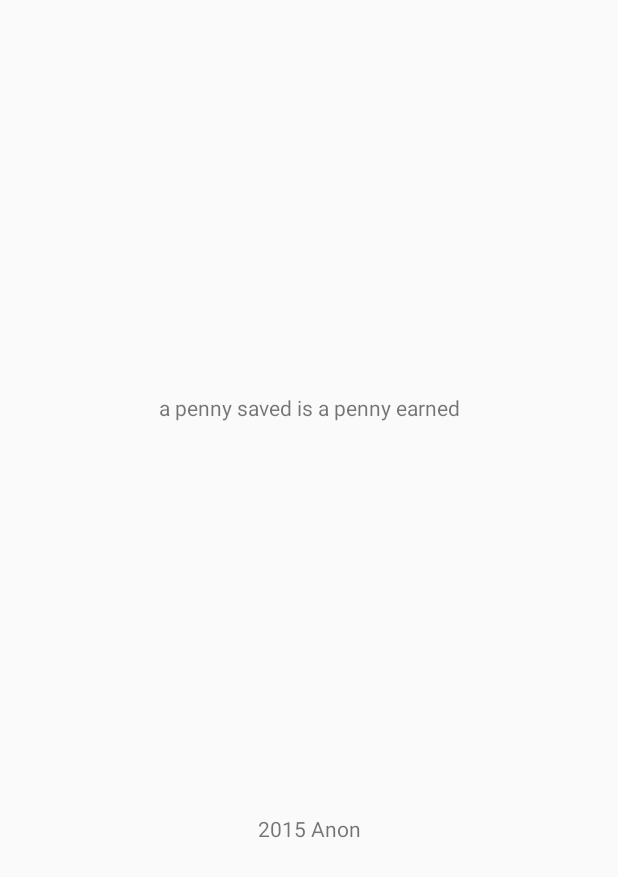
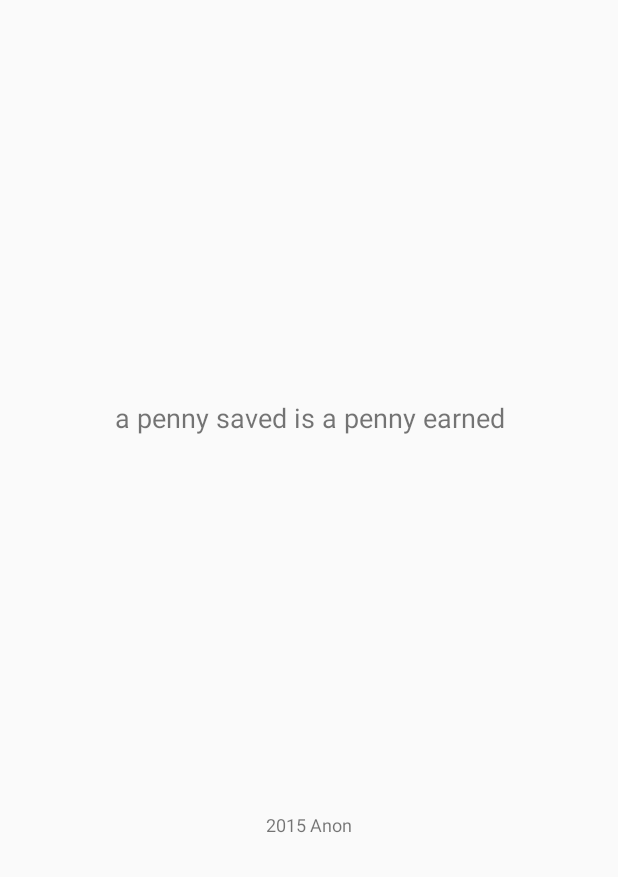
Before and after one commit to lakivisi-zz/fortuner, an Android app: the screen it shows after launch (MainActivity), on a phone screen of 412 x 824 dp. Shown: the top 877 px of the screen. Run offline under Robolectric (Android 15) with nearby library versions, the phone set to English and light mode, and no system bars; our stand-ins replace Dagger/Hilt's generated code, data binding; 3 statements that could not run were skipped.

```diff
--- a/app/src/main/java/com/andia/loice/fortuner/view/MainActivity.java
+++ b/app/src/main/java/com/andia/loice/fortuner/view/MainActivity.java
@@ -26,7 +26,6 @@ public class MainActivity extends DaggerAppCompatActivity {
     ActivityMainBinding activityMainBinding;
     ContentMainBinding contentMainBinding;
 
-
     private FortuneViewModel fortuneViewModel;
     @Inject
     ViewModelProvider.Factory viewModelFactory;
@@ -39,6 +38,7 @@ public class MainActivity extends DaggerAppCompatActivity {
 
     @Override
     protected void onCreate(Bundle savedInstanceState) {
+
         super.onCreate(savedInstanceState);
 
         activityMainBinding = DataBindingUtil.setContentView(this, R.layout.activity_main);
@@ -48,7 +48,7 @@ public class MainActivity extends DaggerAppCompatActivity {
         writerText = contentMainBinding.writerInfo;
         fab = activityMainBinding.fab;
 
-        setSupportActionBar(toolbar);
+//        setSupportActionBar(toolbar);
 
         fortuneViewModel = ViewModelProviders.of(this, viewModelFactory).get(FortuneViewModel.class);
 
--- a/app/src/main/res/layout/content_main.xml
+++ b/app/src/main/res/layout/content_main.xml
@@ -6,15 +6,18 @@
     <android.support.constraint.ConstraintLayout
         android:layout_width="match_parent"
         android:layout_height="match_parent"
+        android:layout_margin="15dp"
         app:layout_behavior="@string/appbar_scrolling_view_behavior"
         tools:context=".view.MainActivity"
         tools:showIn="@layout/activity_main">
 
         <TextView
             android:id="@+id/fortune_text"
-            android:layout_width="wrap_content"
+            android:layout_width="match_parent"
             android:layout_height="wrap_content"
+            android:gravity="center"
             android:text="@string/default_fortune"
+            android:textSize="18dp"
             app:layout_constraintBottom_toTopOf="@id/writer_info"
             app:layout_constraintLeft_toLeftOf="parent"
             app:layout_constraintRight_toRightOf="parent"
@@ -22,9 +25,11 @@
 
         <TextView
             android:id="@+id/writer_info"
-            android:layout_width="wrap_content"
+            android:layout_width="match_parent"
             android:layout_height="wrap_content"
+            android:gravity="center"
             android:text="@string/default_writer"
+            android:textSize="12dp"
             app:layout_constraintBottom_toBottomOf="parent"
             app:layout_constraintLeft_toLeftOf="parent"
             app:layout_constraintRight_toRightOf="parent"
--- a/build.gradle
+++ b/build.gradle
@@ -7,7 +7,7 @@ buildscript {
         jcenter()
     }
     dependencies {
-        classpath 'com.android.tools.build:gradle:3.1.4'
+        classpath 'com.android.tools.build:gradle:3.3.0'
 
 
         // NOTE: Do not place your application dependencies here; they belong
```
Also changed, not shown: app/src/main/AndroidManifest.xml (+6 -1 lines), gradle/wrapper/gradle-wrapper.properties.
